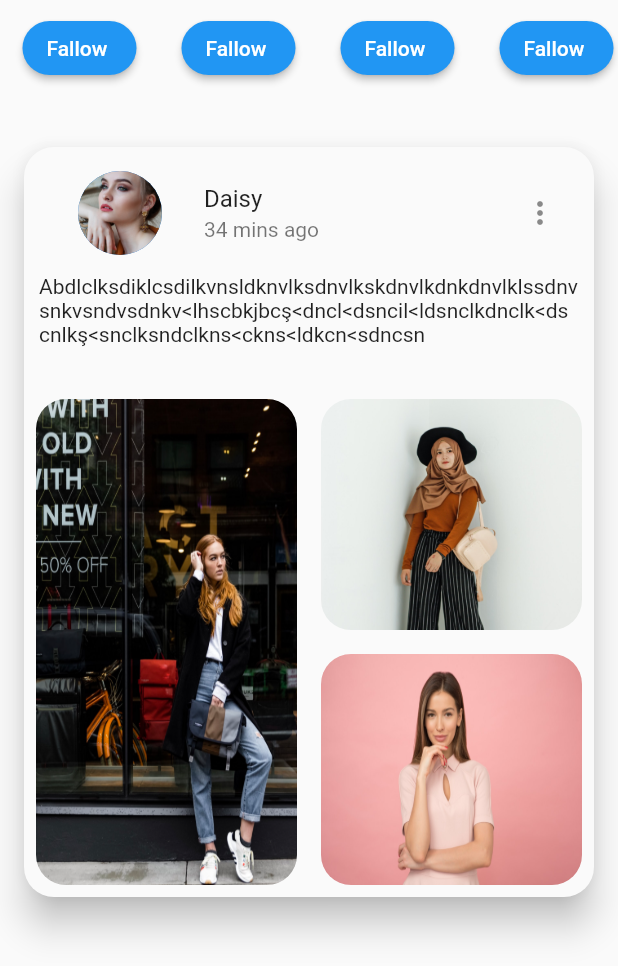
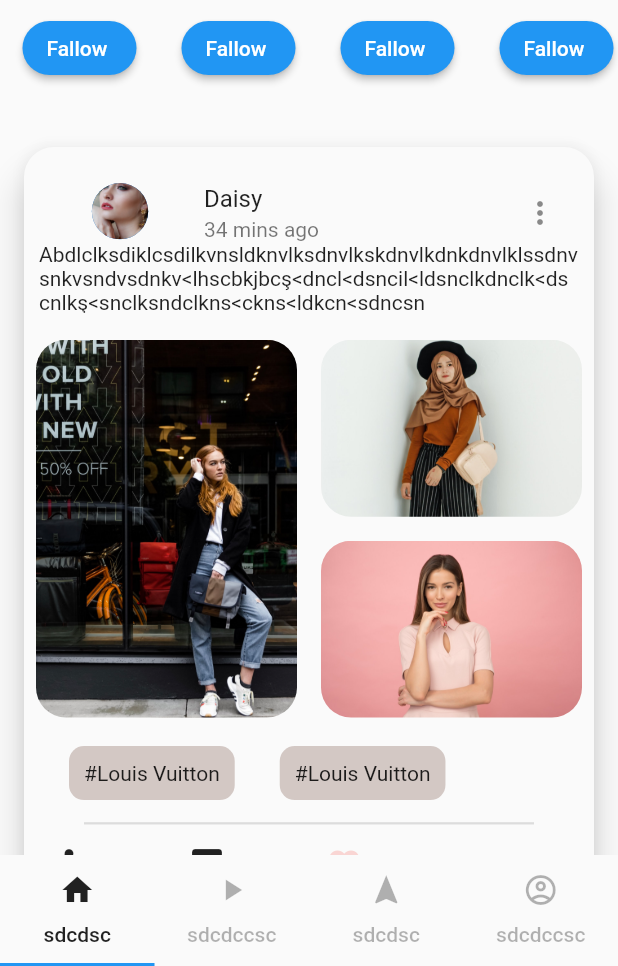
Before and after one commit to uluibrahim/Sifirdan-Flutter-Dersleri, a Flutter app: the screen it shows after launch, on a phone screen of 412 x 824 dp, the part 270-1236 px from its top. Run offline on Flutter 3.47's test engine with Material 2 defaults, Android fonts, the phone set to English and light mode, and no system bars; our stand-ins replace date_format, flutter_easyloading, palette_generator.

Commit message:
moda app yapıldı

```diff
--- a/Bolum8/moda_app/lib/view/home_page.dart
+++ b/Bolum8/moda_app/lib/view/home_page.dart
@@ -1,6 +1,8 @@
 import 'dart:ui';
 
 import 'package:flutter/material.dart';
+
+import 'detay.dart';
 
 class HomePage extends StatefulWidget {
   HomePage({Key? key}) : super(key: key);
@@ -9,10 +11,53 @@ class HomePage extends StatefulWidget {
   _HomePageState createState() => _HomePageState();
 }
 
-class _HomePageState extends State<HomePage> {
+class _HomePageState extends State<HomePage>
+    with SingleTickerProviderStateMixin {
+  bool fav = false;
+  double opacityFav = 0.2;
+  TabController? tabController;
+
+  @override
+  void initState() {
+    super.initState();
+    tabController = TabController(length: 4, vsync: this);
+  }
+
+  @override
+  void dispose() {
+    tabController!.dispose();
+    super.dispose();
+  }
+
   @override
   Widget build(BuildContext context) {
     return Scaffold(
+      bottomNavigationBar: Material(
+        //color: Colors.blue,
+        child: TabBar(
+          labelColor: Colors.black87,
+          controller: tabController,
+          unselectedLabelColor: Colors.black87.withOpacity(0.3),
+          tabs: [
+            Tab(
+              icon: Icon(Icons.home),
+              text: "sdcdsc",
+            ),
+            Tab(
+              icon: Icon(Icons.play_arrow),
+              text: "sdcdccsc",
+            ),
+            Tab(
+              icon: Icon(Icons.navigation),
+              text: "sdcdsc",
+            ),
+            Tab(
+              icon: Icon(Icons.account_circle_outlined),
+              text: "sdcdccsc",
+            ),
+          ],
+        ),
+      ),
       appBar: appBar(),
       body: Column(
         children: [
@@ -34,51 +79,124 @@ class _HomePageState extends State<HomePage> {
 
           //color: Colors.cyan,
           borderRadius: BorderRadius.all(Radius.circular(20)),
-          child: Container(
+          child: cardListViewContainer(),
+        ),
+      ),
+    ]);
+  }
+
+  Container cardListViewContainer() {
+    return Container(
       height: 500,
       child: Column(
         children: [
           Expanded(
-                  flex: 15,
+            flex: 12,
             child: Padding(
               padding: const EdgeInsets.all(8.0),
               child: buildListtile(),
             ),
           ),
-                Expanded(
-                  flex: 17,
-                  child: Container(
-                    //color: Colors.green,
+          Expanded(flex: 15, child: textContainer()),
+          Expanded(flex: 60, child: rowImage()),
+          Expanded(flex: 13, child: hastagRow()),
+          Expanded(flex: 2, child: divider()),
+          Expanded(flex: 10, child: cardTabRow()),
+        ],
+      ),
+    );
+  }
+
+  Row cardTabRow() {
+    return Row(
+      children: [
+        Container(
+          child: Row(
+            children: [
+              IconButton(onPressed: () {}, icon: Icon(Icons.share)),
+              Text("1.7 k"),
+            ],
+          ),
+        ),
+        SizedBox(
+          width: 20,
+        ),
+        Container(
+          child: Row(
+            children: [
+              IconButton(onPressed: () {}, icon: Icon(Icons.comment)),
+              Text("300"),
+            ],
+          ),
+        ),
+        SizedBox(
+          width: 20,
+        ),
+        Container(
+          child: Row(
+            children: [
+              IconButton(
+                  onPressed: () {
+                    setState(() {
+                      fav == false ? fav = true : fav = false;
+                      if (fav == false) {
+                        opacityFav = 0.1;
+                      } else {
+                        opacityFav = 1;
+                      }
+                    });
+                  },
+                  icon: Icon(
+                    Icons.favorite,
+                    color: Colors.red.withOpacity(opacityFav),
+                  )),
+              Text("142"),
+            ],
+          ),
+        ),
+      ],
+    );
+  }
+
+  Divider divider() => Divider(thickness: 1.5, endIndent: 40, indent: 40);
+
+  Row hastagRow() {
+    return Row(
+      children: [
+        SizedBox(width: 30),
+        Container(
           child: Padding(
             padding: const EdgeInsets.all(10.0),
-                      child: Text(
-                          "Abdlclksdiklcsdilkvnsldknvlksdnvlkskdnvlkdnkdnvlklssdnvsnkvsndvsdnkv<lhscbkjbcş<dncl<dsncil<ldsnclkdnclk<dscnlkş<snclksndclkns<ckns<ldkcn<sdncsn"),
+            child: Text("#Louis Vuitton"),
+          ),
+          decoration: BoxDecoration(
+            color: Colors.brown.withOpacity(0.3),
+            borderRadius: BorderRadius.all(Radius.circular(10)),
           ),
         ),
+        SizedBox(width: 30),
+        Container(
+          child: Padding(
+            padding: const EdgeInsets.all(10.0),
+            child: Text("#Louis Vuitton"),
           ),
-                Expanded(
-                  flex: 68,
-                  child: Row(
+          decoration: BoxDecoration(
+            color: Colors.brown.withOpacity(0.3),
+            borderRadius: BorderRadius.all(Radius.circular(10)),
+          ),
+        ),
+      ],
+    );
+  }
+
+  Row rowImage() {
+    return Row(
       crossAxisAlignment: CrossAxisAlignment.stretch,
       children: [
         Expanded(
           child: Padding(
             padding: const EdgeInsets.all(8.0),
-                          child: GestureDetector(
-                            child: Container(
-                              decoration: BoxDecoration(
-                                borderRadius:
-                                    BorderRadius.all(Radius.circular(20)),
-                                image: DecorationImage(
-                                  fit: BoxFit.fill,
-                                  image: AssetImage(
-                                    "assets/images/modelgrid1.jpeg",
-                                  ),
-                                ),
-                              ),
-                            ),
-                            onTap: () {},
-                          ),
+            child: modelBirContainer(),
           ),
         ),
         Expanded(
@@ -89,11 +207,58 @@ class _HomePageState extends State<HomePage> {
               Expanded(
                 child: Padding(
                   padding: const EdgeInsets.all(8.0),
-                                child: GestureDetector(
+                  child: modelIkiContainer(),
+                ),
+              ),
+              Expanded(
+                child: Padding(
+                  padding: const EdgeInsets.all(8.0),
+                  child: modelUcContainer(),
+                ),
+              ),
+            ],
+          ),
+        ),
+      ],
+    );
+  }
+
+  InkWell modelUcContainer() {
+    return InkWell(
+      child: Hero(
+        tag: "assets/images/modelgrid3.jpeg",
         child: Container(
           decoration: BoxDecoration(
-                                      borderRadius:
-                                          BorderRadius.all(Radius.circular(20)),
+            borderRadius: BorderRadius.all(Radius.circular(20)),
+            image: DecorationImage(
+              fit: BoxFit.fill,
+              image: AssetImage(
+                "assets/images/modelgrid3.jpeg",
+              ),
+            ),
+          ),
+        ),
+      ),
+      onTap: () {
+        Navigator.of(context).push(
+          MaterialPageRoute(
+            builder: (context) => DetaPage(
+              img: "assets/images/modelgrid3.jpeg",
+              logo: "assets/images/dress.jpg",
+            ),
+          ),
+        );
+      },
+    );
+  }
+
+  InkWell modelIkiContainer() {
+    return InkWell(
+      child: Hero(
+        tag: "assets/images/modelgrid2.jpeg",
+        child: Container(
+          decoration: BoxDecoration(
+            borderRadius: BorderRadius.all(Radius.circular(20)),
             image: DecorationImage(
               fit: BoxFit.cover,
               image: AssetImage(
@@ -102,42 +267,52 @@ class _HomePageState extends State<HomePage> {
             ),
           ),
         ),
-                                  onTap: () {},
       ),
-                              ),
-                            ),
-                            Expanded(
-                              child: Padding(
-                                padding: const EdgeInsets.all(8.0),
-                                child: GestureDetector(
+      onTap: () {
+        Navigator.of(context).push(MaterialPageRoute(
+            builder: (context) => DetaPage(
+                  img: "assets/images/modelgrid2.jpeg",
+                  logo: "assets/images/chanellogo.jpg",
+                )));
+      },
+    );
+  }
+
+  InkWell modelBirContainer() {
+    return InkWell(
+      child: Hero(
+        tag: "assets/images/modelgrid1.jpeg",
         child: Container(
           decoration: BoxDecoration(
-                                      borderRadius:
-                                          BorderRadius.all(Radius.circular(20)),
+            borderRadius: BorderRadius.all(Radius.circular(20)),
             image: DecorationImage(
               fit: BoxFit.fill,
               image: AssetImage(
-                                          "assets/images/modelgrid3.jpeg",
+                "assets/images/modelgrid1.jpeg",
               ),
             ),
           ),
         ),
-                                  onTap: () {},
       ),
+      onTap: () {
+        Navigator.of(context).push(MaterialPageRoute(
+            builder: (context) => DetaPage(
+                  img: "assets/images/modelgrid1.jpeg",
+                  logo: "assets/images/chloelogo.png",
+                )));
+      },
+    );
+  }
+
+  Container textContainer() {
+    return Container(
+      //color: Colors.green,
+      child: Padding(
+        padding: const EdgeInsets.all(10.0),
+        child: Text(
+            "Abdlclksdiklcsdilkvnsldknvlksdnvlkskdnvlkdnkdnvlklssdnvsnkvsndvsdnkv<lhscbkjbcş<dncl<dsncil<ldsnclkdnclk<dscnlkş<snclksndclkns<ckns<ldkcn<sdncsn"),
       ),
-                            ),
-                          ],
-                        ),
-                      ),
-                    ],
-                  ),
-                ),
-              ],
-            ),
-          ),
-        ),
-      ),
-    ]);
+    );
   }
 
   ListTile buildListtile() {
@@ -203,7 +378,8 @@ class _HomePageState extends State<HomePage> {
           icon: Icon(
             Icons.photo_camera_outlined,
             color: Colors.indigo,
-            )),
+          ),
+        ),
       ],
     );
   }
```
Also changed, not shown: Bolum8/moda_app/lib/view/detay.dart (added, +155 -0 lines). Lines whose indentation alone changed are shown as unchanged.
